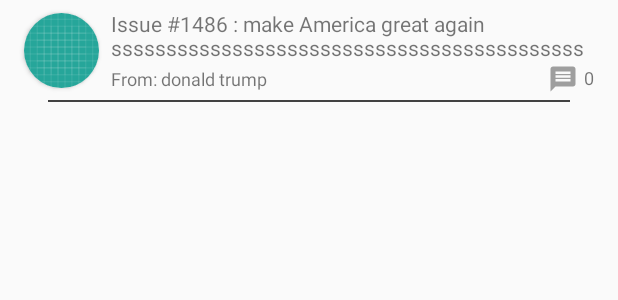
After one commit to Khorosho69/issues-tracker, an Android app: the layout issue_item_layout.xml on its own in the app's theme, with its tools: preview values and no code run, on a phone screen of 412 x 824 dp. The commit adds this screen. Shown: the top 300 px of the screen. Run offline under Robolectric (Android 15) with nearby library versions, the phone set to English and light mode, and no system bars.

Commit message:
IssueActivity implemented

```diff
--- a/app/build.gradle
+++ b/app/build.gradle
@@ -33,6 +33,7 @@ dependencies {
     implementation 'com.google.android.gms:play-services-auth:12.0.1'
     implementation 'com.google.firebase:firebase-database:12.0.1'
 
+    implementation 'com.android.support:recyclerview-v7:27.1.0'
     implementation 'com.android.support:cardview-v7:27.1.0'
     implementation 'com.squareup.picasso:picasso:2.71828'
 
--- a/app/src/main/AndroidManifest.xml
+++ b/app/src/main/AndroidManifest.xml
@@ -1,6 +1,8 @@
 <?xml version="1.0" encoding="utf-8"?>
 <manifest xmlns:android="http://schemas.android.com/apk/res/android"
     package="com.antont.issuestracker">
+
+    <uses-permission android:name="android.permission.INTERNET" />
 
     <application
         android:allowBackup="true"
--- /dev/null
+++ b/app/src/main/java/com/antont/issuestracker/models/Comments.kt
@@ -0,0 +1,5 @@
+package com.antont.issuestracker.models
+
+data class Comments(val ownerId: String, val text: String, val date: String) {
+    constructor() : this("", "", "")
+}
--- /dev/null
+++ b/app/src/main/java/com/antont/issuestracker/models/IssuesData.kt
@@ -0,0 +1,6 @@
+package com.antont.issuestracker.models
+
+data class IssuesData (val users: List<User>?, val issues: List<Issue>?) {
+
+    constructor() : this(null, null)
+}
--- /dev/null
+++ b/app/src/main/java/com/antont/issuestracker/models/User.kt
@@ -0,0 +1,5 @@
+package com.antont.issuestracker.models
+
+data class User(val userId: String, val name: String, val email: String, val profilePictUrl: String) {
+    constructor() : this("", "", "", "")
+}
--- /dev/null
+++ b/app/src/main/res/drawable/ic_message_black.xml
@@ -0,0 +1,9 @@
+<vector xmlns:android="http://schemas.android.com/apk/res/android"
+        android:width="20dp"
+        android:height="20dp"
+        android:viewportWidth="24.0"
+        android:viewportHeight="24.0">
+    <path
+        android:fillColor="#9e9e9e"
+        android:pathData="M20,2L4,2c-1.1,0 -1.99,0.9 -1.99,2L2,22l4,-4h14c1.1,0 2,-0.9 2,-2L22,4c0,-1.1 -0.9,-2 -2,-2zM18,14L6,14v-2h12v2zM18,11L6,11L6,9h12v2zM18,8L6,8L6,6h12v2z"/>
+</vector>
--- a/app/src/main/res/drawable/side_nav_bar.xml
+++ b/app/src/main/res/drawable/side_nav_bar.xml
@@ -3,7 +3,7 @@
     <gradient
         android:angle="135"
         android:centerColor="#009688"
-        android:endColor="#00695C"
-        android:startColor="#4DB6AC"
+        android:endColor="#0f4e46"
+        android:startColor="#81dfd6"
         android:type="linear" />
 </shape>
--- /dev/null
+++ b/app/src/main/res/layout/issue_item_layout.xml
@@ -0,0 +1,91 @@
+<?xml version="1.0" encoding="utf-8"?>
+<android.support.constraint.ConstraintLayout xmlns:android="http://schemas.android.com/apk/res/android"
+    xmlns:app="http://schemas.android.com/apk/res-auto"
+    xmlns:tools="http://schemas.android.com/tools"
+    android:layout_width="match_parent"
+    android:layout_height="68dp">
+
+    <android.support.v7.widget.CardView
+        android:id="@+id/cardView"
+        android:layout_width="wrap_content"
+        android:layout_height="wrap_content"
+        android:layout_marginBottom="8dp"
+        android:layout_marginStart="16dp"
+        android:layout_marginTop="8dp"
+        app:cardCornerRadius="25dp"
+        app:layout_constraintBottom_toTopOf="@+id/view"
+        app:layout_constraintEnd_toStartOf="@+id/issue_item_description"
+        app:layout_constraintStart_toStartOf="parent"
+        app:layout_constraintTop_toTopOf="parent">
+
+        <ImageView
+            android:id="@+id/issue_item_image"
+            android:layout_width="50dp"
+            android:layout_height="50dp"
+            tools:src="@drawable/ic_launcher_background" />
+    </android.support.v7.widget.CardView>
+
+    <TextView
+        android:id="@+id/issue_item_description"
+        android:layout_width="0dp"
+        android:layout_height="35dp"
+        android:layout_marginBottom="4dp"
+        android:layout_marginEnd="16dp"
+        android:layout_marginStart="8dp"
+        android:layout_marginTop="8dp"
+        android:lines="2"
+        app:layout_constraintBottom_toTopOf="@+id/issue_item_message_count_view"
+        app:layout_constraintEnd_toEndOf="parent"
+        app:layout_constraintStart_toEndOf="@+id/cardView"
+        app:layout_constraintTop_toTopOf="parent"
+        tools:text="Issue #1486 : make America great again sssssssssssssssssssssssssssssssssssssssssss" />
+
+    <TextView
+        android:id="@+id/issue_item_owner_name"
+        android:layout_width="wrap_content"
+        android:layout_height="wrap_content"
+        android:layout_marginBottom="8dp"
+        android:layout_marginStart="8dp"
+        android:layout_marginTop="4dp"
+        android:textSize="12sp"
+        app:layout_constraintBottom_toTopOf="@+id/view"
+        app:layout_constraintStart_toEndOf="@+id/cardView"
+        app:layout_constraintTop_toBottomOf="@+id/issue_item_description"
+        tools:text="From: donald trump" />
+
+    <ImageView
+        android:id="@+id/commentsIcon"
+        android:layout_width="wrap_content"
+        android:layout_height="wrap_content"
+        android:layout_marginBottom="8dp"
+        android:layout_marginEnd="4dp"
+        android:layout_marginTop="4dp"
+        android:src="@drawable/ic_message_black"
+        app:layout_constraintBottom_toBottomOf="parent"
+        app:layout_constraintEnd_toStartOf="@+id/issue_item_message_count_view"
+        app:layout_constraintTop_toBottomOf="@+id/issue_item_description" />
+
+    <TextView
+        android:id="@+id/issue_item_message_count_view"
+        android:layout_width="0dp"
+        android:layout_height="wrap_content"
+        android:layout_marginBottom="8dp"
+        android:layout_marginEnd="16dp"
+        android:textSize="12sp"
+        app:layout_constraintBottom_toBottomOf="parent"
+        app:layout_constraintEnd_toEndOf="parent"
+        tools:text="0" />
+
+    <View
+        android:id="@+id/view"
+        android:layout_width="match_parent"
+        android:layout_height="1dp"
+        android:layout_marginEnd="32dp"
+        android:layout_marginStart="32dp"
+        android:background="@color/cardview_dark_background"
+        android:singleLine="true"
+        app:layout_constraintBottom_toBottomOf="parent"
+        app:layout_constraintEnd_toEndOf="parent"
+        app:layout_constraintStart_toStartOf="parent" />
+
+</android.support.constraint.ConstraintLayout>
--- a/build.gradle
+++ b/build.gradle
@@ -1,7 +1,7 @@
 // Top-level build file where you can add configuration options common to all sub-projects/modules.
 
 buildscript {
-    ext.kotlin_version = '1.2.30'
+    ext.kotlin_version = '1.2.31'
     repositories {
         google()
         jcenter()
```
Also changed, not shown: app/src/main/java/com/antont/issuestracker/activities/IssuesActivity.kt (+30 -26 lines), app/src/main/java/com/antont/issuestracker/adapters/RecyclerViewAdapter.kt (added, +46 -0 lines), app/src/main/java/com/antont/issuestracker/models/Issue.kt (added, +17 -0 lines), app/src/main/java/com/antont/issuestracker/view_models/IssuesViewModel.kt (+93 -0 lines), app/src/main/java/com/antont/issuestracker/view_models/LoginViewModel.kt (+4 -4 lines), app/src/main/res/drawable/ic_issue_image.xml (added, +10 -0 lines), app/src/main/res/drawable/profile_image_placeholder.xml (added, +9 -0 lines), app/src/main/res/layout/activity_login.xml (+8 -1 lines), app/src/main/res/layout/content_issues.xml (+16 -0 lines), app/src/main/res/layout/issues_list_layout.xml (added, +13 -0 lines), app/src/main/res/layout/nav_header_issues.xml (+16 -10 lines).
